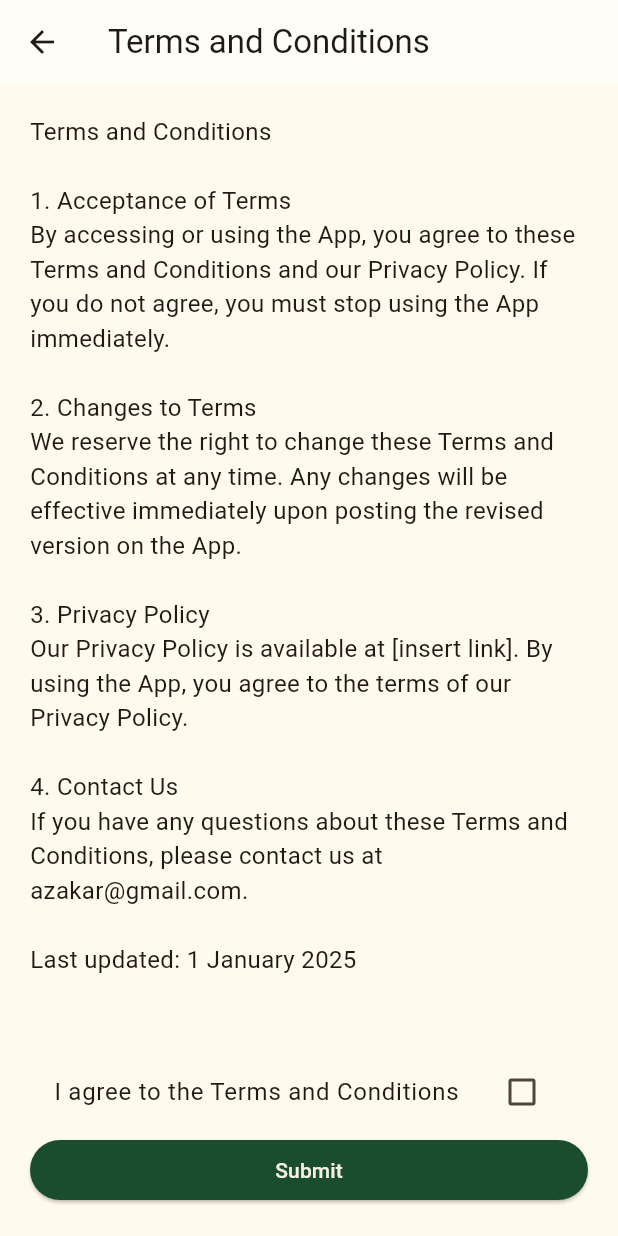
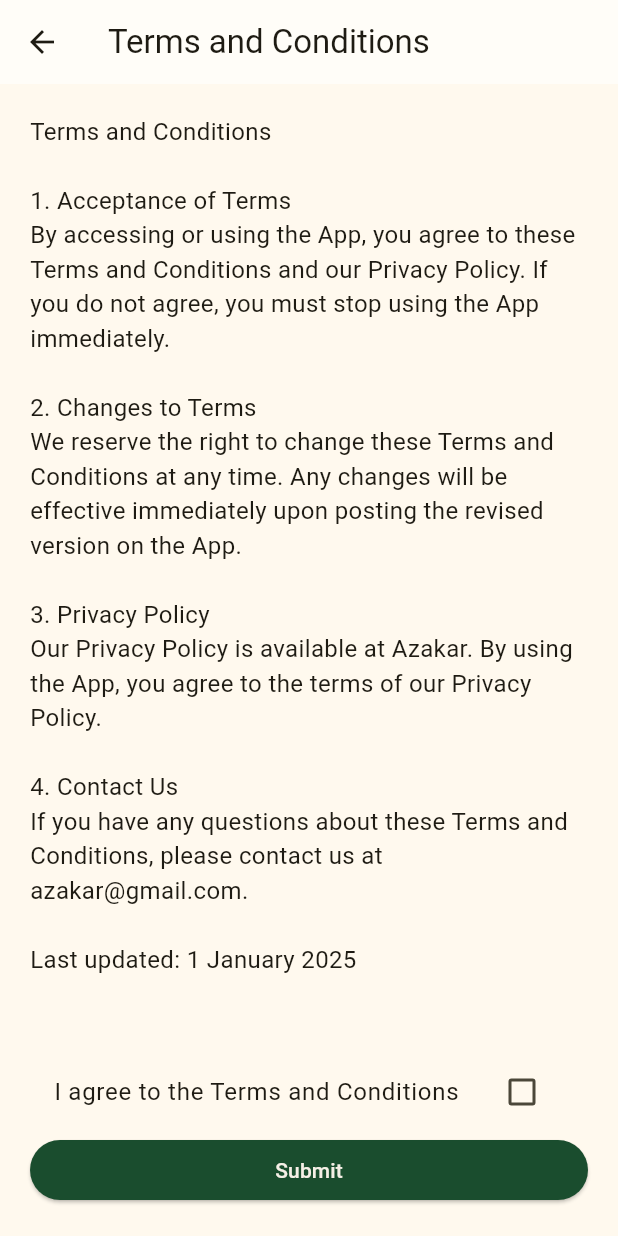
Before and after one commit to AzakarJewelry/Streaming-App-using-flutter, a Flutter app: the TermsAndConditionsScreen screen opened directly, on a phone screen of 412 x 824 dp. Run offline on Flutter 3.47's test engine with Material 3 defaults, Android fonts, the phone set to English and light mode, and no system bars; our stand-ins replace chewie, cloud_firestore, firebase_auth, firebase_core, google_mobile_ads, image_picker and 2 more; missing offline and left inert: azakarstream, subtitle_wrapper_package; accounts and stored records are empty; network calls fail.

Commit message:
terms and conditions

```diff
--- a/lib/termsandconditions.dart
+++ b/lib/termsandconditions.dart
@@ -44,7 +44,7 @@ class _TermsAndConditionsScreenState extends State<TermsAndConditionsScreen> {
                   'If you do not agree, you must stop using the App immediately.\n\n'
                   '2. Changes to Terms\nWe reserve the right to change these Terms and Conditions at any time. '
                   'Any changes will be effective immediately upon posting the revised version on the App.\n\n'
-                  '3. Privacy Policy\nOur Privacy Policy is available at [insert link]. By using the App, you agree to the terms of our Privacy Policy.\n\n'
+                  '3. Privacy Policy\nOur Privacy Policy is available at Azakar. By using the App, you agree to the terms of our Privacy Policy.\n\n'
                   '4. Contact Us\nIf you have any questions about these Terms and Conditions, please contact us at azakar@gmail.com.\n\n'
                   'Last updated: 1 January 2025',
                   style: TextStyle(fontSize: 16),
```
